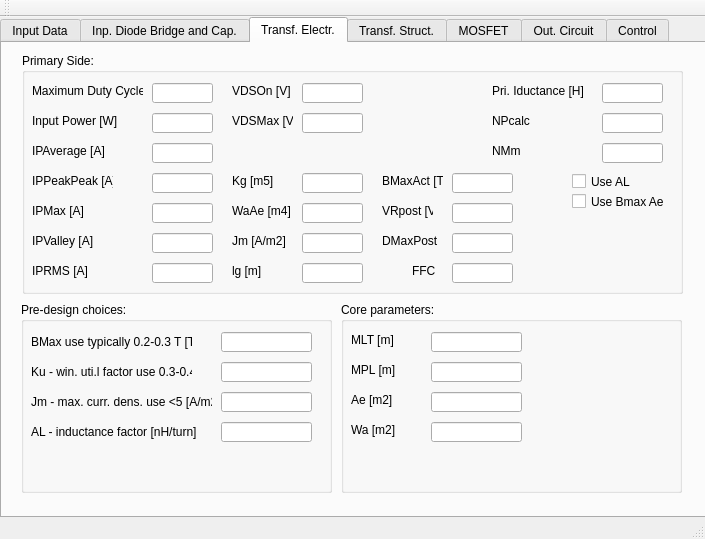
First picture: the form in FLySMPS/FLySMPS.ui, repository aemeltsev/FLySMPS, before the edit.
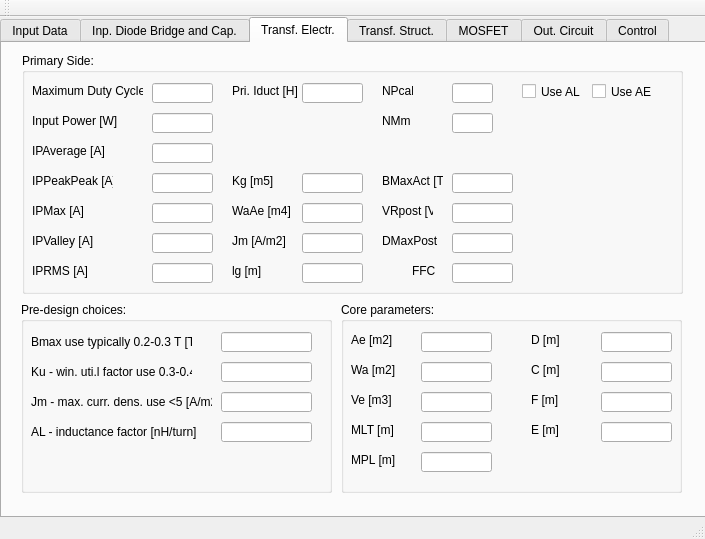
Second picture: the form after the edit. The open tabs and pages were chosen to show the change.

Patch:
```diff
--- a/FLySMPS/FLySMPS.ui
+++ b/FLySMPS/FLySMPS.ui
@@ -1076,20 +1076,20 @@
       <widget class="QLabel" name="label_53">
        <property name="geometry">
         <rect>
-         <x>470</x>
+         <x>210</x>
          <y>30</y>
-         <width>91</width>
+         <width>71</width>
          <height>16</height>
         </rect>
        </property>
        <property name="text">
-        <string>Pri. Iductance [H]</string>
+        <string>Pri. Iduct [H]</string>
        </property>
       </widget>
       <widget class="QLineEdit" name="lineEdit_51">
        <property name="geometry">
         <rect>
-         <x>580</x>
+         <x>280</x>
          <y>30</y>
          <width>61</width>
          <height>20</height>
@@ -1119,52 +1119,6 @@
         <string>Input Power [W]</string>
        </property>
       </widget>
-      <widget class="QLabel" name="label_55">
-       <property name="geometry">
-        <rect>
-         <x>210</x>
-         <y>30</y>
-         <width>61</width>
-         <height>16</height>
-        </rect>
-       </property>
-       <property name="text">
-        <string>VDSOn [V]</string>
-       </property>
-      </widget>
-      <widget class="QLabel" name="label_56">
-       <property name="geometry">
-        <rect>
-         <x>210</x>
-         <y>60</y>
-         <width>61</width>
-         <height>16</height>
-        </rect>
-       </property>
-       <property name="text">
-        <string>VDSMax [V]</string>
-       </property>
-      </widget>
-      <widget class="QLineEdit" name="lineEdit_54">
-       <property name="geometry">
-        <rect>
-         <x>280</x>
-         <y>30</y>
-         <width>61</width>
-         <height>20</height>
-        </rect>
-       </property>
-      </widget>
-      <widget class="QLineEdit" name="lineEdit_55">
-       <property name="geometry">
-        <rect>
-         <x>280</x>
-         <y>60</y>
-         <width>61</width>
-         <height>20</height>
-        </rect>
-       </property>
-      </widget>
       <widget class="QLineEdit" name="lineEdit_56">
        <property name="geometry">
         <rect>
@@ -1398,9 +1352,9 @@
       <widget class="QLineEdit" name="lineEdit_73">
        <property name="geometry">
         <rect>
-         <x>580</x>
-         <y>60</y>
-         <width>61</width>
+         <x>430</x>
+         <y>30</y>
+         <width>41</width>
          <height>20</height>
         </rect>
        </property>
@@ -1408,9 +1362,9 @@
       <widget class="QLabel" name="label_74">
        <property name="geometry">
         <rect>
-         <x>470</x>
-         <y>60</y>
-         <width>91</width>
+         <x>360</x>
+         <y>30</y>
+         <width>31</width>
          <height>16</height>
         </rect>
        </property>
@@ -1467,8 +1421,8 @@
       <widget class="QCheckBox" name="checkBox">
        <property name="geometry">
         <rect>
-         <x>550</x>
-         <y>120</y>
+         <x>500</x>
+         <y>30</y>
          <width>61</width>
          <height>17</height>
         </rect>
@@ -1480,14 +1434,14 @@
       <widget class="QCheckBox" name="checkBox_2">
        <property name="geometry">
         <rect>
-         <x>550</x>
-         <y>140</y>
-         <width>101</width>
+         <x>570</x>
+         <y>30</y>
+         <width>61</width>
          <height>17</height>
         </rect>
        </property>
        <property name="text">
-        <string>Use Bmax Ae</string>
+        <string>Use AE</string>
        </property>
       </widget>
       <widget class="QLabel" name="label_78">
@@ -1516,9 +1470,9 @@
       <widget class="QLabel" name="label_93">
        <property name="geometry">
         <rect>
-         <x>470</x>
-         <y>90</y>
-         <width>91</width>
+         <x>360</x>
+         <y>60</y>
+         <width>31</width>
          <height>16</height>
         </rect>
        </property>
@@ -1529,9 +1483,9 @@
       <widget class="QLineEdit" name="lineEdit_122">
        <property name="geometry">
         <rect>
-         <x>580</x>
-         <y>90</y>
-         <width>61</width>
+         <x>430</x>
+         <y>60</y>
+         <width>41</width>
          <height>20</height>
         </rect>
        </property>
@@ -1559,7 +1513,7 @@
         </rect>
        </property>
        <property name="text">
-        <string>BMax use typically 0.2-0.3 T [T]</string>
+        <string>Bmax use typically 0.2-0.3 T [T]</string>
        </property>
       </widget>
       <widget class="QLineEdit" name="lineEdit_62">
@@ -1657,9 +1611,9 @@
       <widget class="QLineEdit" name="lineEdit_67">
        <property name="geometry">
         <rect>
-         <x>90</x>
+         <x>80</x>
          <y>90</y>
-         <width>91</width>
+         <width>71</width>
          <height>20</height>
         </rect>
        </property>
@@ -1667,9 +1621,9 @@
       <widget class="QLineEdit" name="lineEdit_68">
        <property name="geometry">
         <rect>
-         <x>90</x>
+         <x>80</x>
          <y>120</y>
-         <width>91</width>
+         <width>71</width>
          <height>20</height>
         </rect>
        </property>
@@ -1678,7 +1632,7 @@
        <property name="geometry">
         <rect>
          <x>10</x>
-         <y>60</y>
+         <y>150</y>
          <width>51</width>
          <height>16</height>
         </rect>
@@ -1691,7 +1645,7 @@
        <property name="geometry">
         <rect>
          <x>10</x>
-         <y>90</y>
+         <y>30</y>
          <width>51</width>
          <height>16</height>
         </rect>
@@ -1703,9 +1657,9 @@
       <widget class="QLineEdit" name="lineEdit_71">
        <property name="geometry">
         <rect>
-         <x>90</x>
+         <x>80</x>
          <y>30</y>
-         <width>91</width>
+         <width>71</width>
          <height>20</height>
         </rect>
        </property>
@@ -1713,9 +1667,9 @@
       <widget class="QLineEdit" name="lineEdit_72">
        <property name="geometry">
         <rect>
-         <x>90</x>
+         <x>80</x>
          <y>60</y>
-         <width>91</width>
+         <width>71</width>
          <height>20</height>
         </rect>
        </property>
@@ -1724,7 +1678,7 @@
        <property name="geometry">
         <rect>
          <x>10</x>
-         <y>30</y>
+         <y>120</y>
          <width>51</width>
          <height>16</height>
         </rect>
@@ -1737,7 +1691,7 @@
        <property name="geometry">
         <rect>
          <x>10</x>
-         <y>120</y>
+         <y>60</y>
          <width>51</width>
          <height>16</height>
         </rect>
@@ -1746,6 +1700,121 @@
         <string>Wa [m2]</string>
        </property>
       </widget>
+      <widget class="QLabel" name="label_124">
+       <property name="geometry">
+        <rect>
+         <x>10</x>
+         <y>90</y>
+         <width>51</width>
+         <height>16</height>
+        </rect>
+       </property>
+       <property name="text">
+        <string>Ve [m3]</string>
+       </property>
+      </widget>
+      <widget class="QLabel" name="label_125">
+       <property name="geometry">
+        <rect>
+         <x>190</x>
+         <y>30</y>
+         <width>51</width>
+         <height>16</height>
+        </rect>
+       </property>
+       <property name="text">
+        <string>D [m]</string>
+       </property>
+      </widget>
+      <widget class="QLabel" name="label_126">
+       <property name="geometry">
+        <rect>
+         <x>190</x>
+         <y>60</y>
+         <width>51</width>
+         <height>16</height>
+        </rect>
+       </property>
+       <property name="text">
+        <string>C [m]</string>
+       </property>
+      </widget>
+      <widget class="QLabel" name="label_127">
+       <property name="geometry">
+        <rect>
+         <x>190</x>
+         <y>90</y>
+         <width>51</width>
+         <height>16</height>
+        </rect>
+       </property>
+       <property name="text">
+        <string>F [m]</string>
+       </property>
+      </widget>
+      <widget class="QLineEdit" name="lineEdit_153">
+       <property name="geometry">
+        <rect>
+         <x>80</x>
+         <y>150</y>
+         <width>71</width>
+         <height>20</height>
+        </rect>
+       </property>
+      </widget>
+      <widget class="QLineEdit" name="lineEdit_154">
+       <property name="geometry">
+        <rect>
+         <x>260</x>
+         <y>30</y>
+         <width>71</width>
+         <height>20</height>
+        </rect>
+       </property>
+      </widget>
+      <widget class="QLineEdit" name="lineEdit_155">
+       <property name="geometry">
+        <rect>
+         <x>260</x>
+         <y>60</y>
+         <width>71</width>
+         <height>20</height>
+        </rect>
+       </property>
+      </widget>
+      <widget class="QLineEdit" name="lineEdit_156">
+       <property name="geometry">
+        <rect>
+         <x>260</x>
+         <y>90</y>
+         <width>71</width>
+         <height>20</height>
+        </rect>
+       </property>
+      </widget>
+      <widget class="QLineEdit" name="lineEdit_157">
+       <property name="geometry">
+        <rect>
+         <x>260</x>
+         <y>120</y>
+         <width>71</width>
+         <height>20</height>
+        </rect>
+       </property>
+      </widget>
+      <widget class="QLabel" name="label_128">
+       <property name="geometry">
+        <rect>
+         <x>190</x>
+         <y>120</y>
+         <width>51</width>
+         <height>16</height>
+        </rect>
+       </property>
+       <property name="text">
+        <string>E [m]</string>
+       </property>
+      </widget>
      </widget>
     </widget>
     <widget class="QWidget" name="tab_6">
```
Left out of the diff: 4 changed lines with no effect on the pictures.
